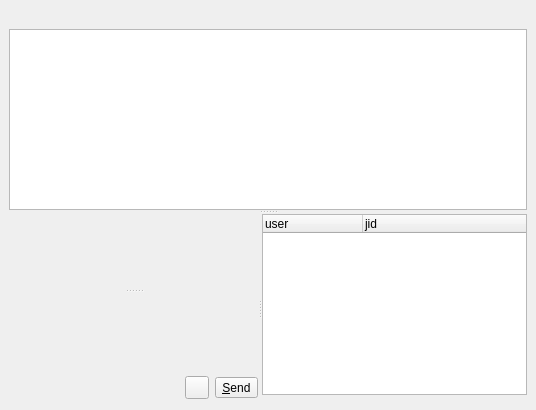
The window that widgets/groupchatwidget.ui (xmpp-graveyard/jabbim) describes before a commit, drawn with Qt 5.
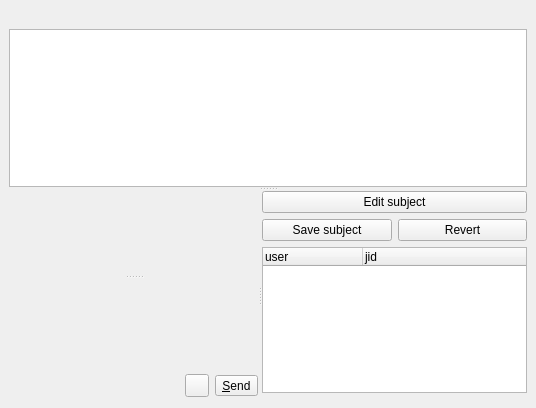
The same window after the commit. Icons and pictures are not drawn.

Diff of the .ui file:
```diff
--- a/widgets/groupchatwidget.ui
+++ b/widgets/groupchatwidget.ui
@@ -6,7 +6,7 @@
     <x>0</x>
     <y>0</y>
     <width>536</width>
-    <height>410</height>
+    <height>408</height>
    </rect>
   </property>
   <property name="focusPolicy" >
@@ -16,22 +16,10 @@
    <string>Form</string>
   </property>
   <layout class="QGridLayout" >
-   <property name="leftMargin" >
+   <property name="margin" >
     <number>9</number>
    </property>
-   <property name="topMargin" >
-    <number>9</number>
-   </property>
-   <property name="rightMargin" >
-    <number>9</number>
-   </property>
-   <property name="bottomMargin" >
-    <number>9</number>
-   </property>
-   <property name="horizontalSpacing" >
-    <number>6</number>
-   </property>
-   <property name="verticalSpacing" >
+   <property name="spacing" >
     <number>6</number>
    </property>
    <item rowspan="2" row="1" column="0" colspan="2" >
@@ -64,22 +52,10 @@
        <widget class="QWidget" native="1" name="viewWidget" />
        <widget class="QWidget" name="layoutWidget" >
         <layout class="QGridLayout" >
-         <property name="leftMargin" >
+         <property name="margin" >
           <number>0</number>
          </property>
-         <property name="topMargin" >
-          <number>0</number>
-         </property>
-         <property name="rightMargin" >
-          <number>0</number>
-         </property>
-         <property name="bottomMargin" >
-          <number>0</number>
-         </property>
-         <property name="horizontalSpacing" >
-          <number>6</number>
-         </property>
-         <property name="verticalSpacing" >
+         <property name="spacing" >
           <number>6</number>
          </property>
          <item row="0" column="0" colspan="3" >
@@ -139,21 +115,43 @@
       </widget>
       <widget class="QWidget" name="layoutWidget" >
        <layout class="QVBoxLayout" >
+        <property name="margin" >
+         <number>0</number>
+        </property>
         <property name="spacing" >
          <number>6</number>
         </property>
-        <property name="leftMargin" >
-         <number>0</number>
-        </property>
-        <property name="topMargin" >
-         <number>0</number>
-        </property>
-        <property name="rightMargin" >
-         <number>0</number>
-        </property>
-        <property name="bottomMargin" >
-         <number>0</number>
-        </property>
+        <item>
+         <widget class="QPushButton" name="editSubject" >
+          <property name="text" >
+           <string>Edit subject</string>
+          </property>
+         </widget>
+        </item>
+        <item>
+         <layout class="QHBoxLayout" >
+          <property name="margin" >
+           <number>0</number>
+          </property>
+          <property name="spacing" >
+           <number>6</number>
+          </property>
+          <item>
+           <widget class="QPushButton" name="saveTopic" >
+            <property name="text" >
+             <string>Save subject</string>
+            </property>
+           </widget>
+          </item>
+          <item>
+           <widget class="QPushButton" name="revertTopic" >
+            <property name="text" >
+             <string>Revert</string>
+            </property>
+           </widget>
+          </item>
+         </layout>
+        </item>
         <item>
          <widget class="QTreeWidget" name="users" >
           <property name="horizontalScrollBarPolicy" >
```
